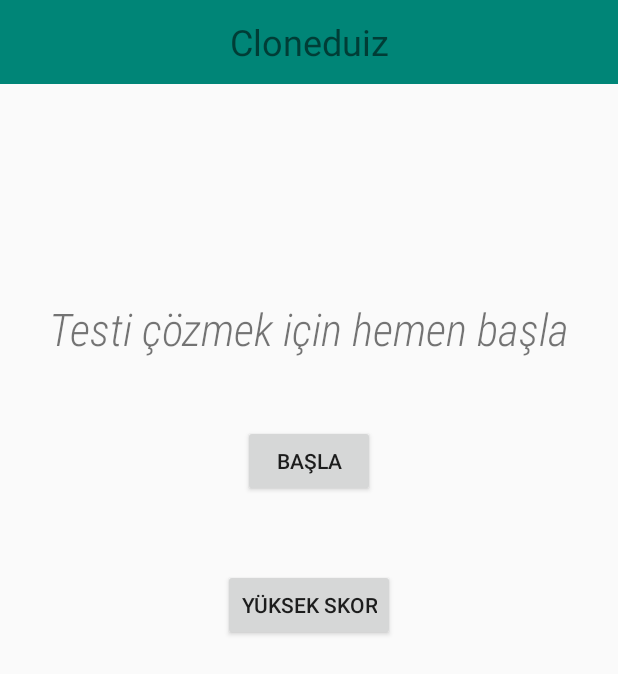
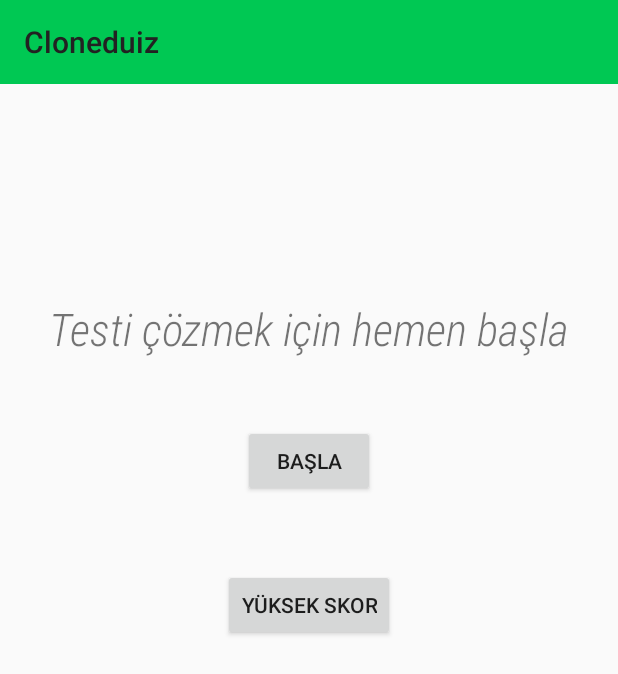
Before and after one commit to meteyldrm/Cloneduiz, an Android app: the screen it shows after launch (MainActivity), on a phone screen of 412 x 824 dp. Shown: the top 674 px of the screen. Run offline under Robolectric (Android 15) with nearby library versions, the phone set to English and light mode, and no system bars.

Commit message:
Add theme

```diff
--- a/app/src/main/AndroidManifest.xml
+++ b/app/src/main/AndroidManifest.xml
@@ -5,6 +5,7 @@
     <application
         android:allowBackup="false"
         android:icon="@mipmap/ic_launcher"
+        android:roundIcon="@mipmap/ic_launcher_round"
         android:label="@string/app_name"
         android:supportsRtl="true"
         android:theme="@style/AppTheme">
@@ -13,7 +14,9 @@
                 <action android:name="android.intent.action.VIEW"/>
             </intent-filter>
         </activity>
-        <activity android:name=".activity.SplashActivity">
+        <activity android:name=".activity.SplashActivity"
+            android:theme="@style/SplashTheme"
+            android:noHistory="true">
             <intent-filter>
                 <category android:name="android.intent.category.LAUNCHER"/>
                 <action android:name="android.intent.action.MAIN"/>
--- a/app/src/main/java/com/meteyldrm/cloneduiz/activity/MainActivity.java
+++ b/app/src/main/java/com/meteyldrm/cloneduiz/activity/MainActivity.java
@@ -1,24 +1,27 @@
 package com.meteyldrm.cloneduiz.activity;
 
 import androidx.appcompat.app.AppCompatActivity;
+import androidx.appcompat.widget.Toolbar;
 
 import android.content.Intent;
 import android.os.Bundle;
 import android.view.View;
-import android.widget.TextView;
 
 import com.meteyldrm.cloneduiz.R;
 
 public class MainActivity extends AppCompatActivity {
+
+	Toolbar toolbar;
 
 	@Override
 	protected void onCreate(Bundle savedInstanceState) {
 		super.onCreate(savedInstanceState);
 		setContentView(R.layout.activity_main);
 
-		TextView title = findViewById(R.id.toolbar).findViewById(R.id.toolbar_title);
-		title.setTextSize((float) 24.0);
-		title.setText(R.string.app_name);
+		toolbar = findViewById(R.id.toolbar);
+
+		setSupportActionBar(toolbar);
+		getSupportActionBar().setTitle(R.string.app_name);
 
 		findViewById(R.id.button_main_start).setOnClickListener(new View.OnClickListener() {
 			@Override
@@ -27,7 +30,6 @@ public class MainActivity extends AppCompatActivity {
 			}
 		});
 
-
 	}
 
 	public void launchPresentationSelectionActivity(){
--- a/app/src/main/java/com/meteyldrm/cloneduiz/activity/PresentationSelectionActivity.java
+++ b/app/src/main/java/com/meteyldrm/cloneduiz/activity/PresentationSelectionActivity.java
@@ -1,7 +1,6 @@
 package com.meteyldrm.cloneduiz.activity;
 
 import android.os.Bundle;
-import android.widget.TextView;
 
 import androidx.appcompat.widget.Toolbar;
 
@@ -21,7 +20,7 @@ public class PresentationSelectionActivity extends AppCompatActivity {
 		setContentView(R.layout.activity_presentation_selection);
 
 		toolbar = findViewById(R.id.toolbar);
-		((TextView) toolbar.findViewById(R.id.toolbar_title)).setText(R.string.set_presentation);
+		/*((TextView) toolbar.findViewById(R.id.toolbar_title)).setText(R.string.set_presentation);*/
 
 
 	}
--- a/app/src/main/java/com/meteyldrm/cloneduiz/activity/SplashActivity.java
+++ b/app/src/main/java/com/meteyldrm/cloneduiz/activity/SplashActivity.java
@@ -22,7 +22,7 @@ public class SplashActivity extends AppCompatActivity {
 	public void onCreate(@Nullable Bundle savedInstanceState) {
 		super.onCreate(savedInstanceState);
 		setContentView(R.layout.activity_splash);
-		findViewById(R.id.activitySplashLayout).setBackgroundColor(ContextCompat.getColor(this, R.color.cloneduizAccent));
+		findViewById(R.id.activitySplashLayout).setBackgroundColor(ContextCompat.getColor(this, R.color.colorAccent));
 
 		handler = new Handler();
 		handler.postDelayed(new Runnable() {
@@ -40,7 +40,7 @@ public class SplashActivity extends AppCompatActivity {
 
 	private void launchMainActivity(){
 		Intent intent = new Intent(this, MainActivity.class);
+		intent.setFlags(Intent.FLAG_ACTIVITY_NO_ANIMATION);
 		startActivity(intent);
-		finish();
 	}
 }
--- a/app/src/main/res/layout/activity_main.xml
+++ b/app/src/main/res/layout/activity_main.xml
@@ -5,7 +5,21 @@
     android:layout_width="match_parent"
     android:layout_height="match_parent"
     tools:context=".activity.MainActivity">
-    <include layout="@layout/component_toolbar"/>
+
+    <androidx.appcompat.widget.Toolbar
+        android:id="@+id/toolbar"
+        android:layout_width="match_parent"
+        android:layout_height="wrap_content"
+        android:theme="@style/AppTheme"
+        android:background="@color/colorPrimary"
+        android:minHeight="?attr/actionBarSize"
+        app:layout_constraintStart_toStartOf="parent"
+        app:layout_constraintTop_toTopOf="parent"
+        app:layout_constraintEnd_toEndOf="parent"
+        app:title="@string/app_name"
+        app:titleTextColor="@color/gray">
+
+    </androidx.appcompat.widget.Toolbar>
 
     <TextView
         android:id="@+id/activityMainTextViewPrompt"
--- a/app/src/main/res/layout/component_toolbar.xml
+++ b/app/src/main/res/layout/component_toolbar.xml
@@ -6,30 +6,6 @@
     android:layout_width="match_parent"
     android:layout_height="match_parent">
 
-    <androidx.appcompat.widget.Toolbar
-        android:id="@+id/toolbar"
-        android:layout_width="match_parent"
-        android:layout_height="wrap_content"
-        android:background="?attr/colorPrimary"
-        android:minHeight="?attr/actionBarSize"
-        android:theme="?attr/actionBarTheme"
-        app:layout_constraintStart_toStartOf="parent"
-        app:layout_constraintTop_toTopOf="parent"
-        app:layout_constraintEnd_toEndOf="parent">
-        <androidx.constraintlayout.widget.ConstraintLayout
-            android:layout_width="match_parent"
-            android:layout_height="match_parent">
-            <TextView
-                android:id="@+id/toolbar_title"
-                android:layout_width="wrap_content"
-                android:layout_height="match_parent"
-                app:layout_constraintTop_toTopOf="parent"
-                app:layout_constraintBottom_toBottomOf="parent"
-                app:layout_constraintEnd_toEndOf="parent"
-                app:layout_constraintStart_toStartOf="parent"
-                />
-        </androidx.constraintlayout.widget.ConstraintLayout>
 
-    </androidx.appcompat.widget.Toolbar>
 
 </androidx.constraintlayout.widget.ConstraintLayout>
--- a/app/src/main/res/values/colors.xml
+++ b/app/src/main/res/values/colors.xml
@@ -1,8 +1,11 @@
 <?xml version="1.0" encoding="utf-8"?>
 <resources>
-    <color name="colorPrimary">#008577</color>
-    <color name="colorPrimaryDark">#00574B</color>
-    <color name="colorAccent">#D81B60</color>
-    <color name="cloneduizPrimary">#95500B</color>
-    <color name="cloneduizAccent">#99E3EE</color>
+    <color name="colorPrimary">#00c853</color>
+    <color name="colorPrimaryDark">#009624</color>
+    <color name="colorAccent">#00b8d4</color>
+    <color name="colorAccentDark">#0088a3</color>
+    <color name="white">#ffffff</color>
+    <color name="black">#000000</color>
+    <color name="gray">#222222</color>
+    <color name="transparent">@android:color/transparent</color>
 </resources>
--- a/app/src/main/res/values/styles.xml
+++ b/app/src/main/res/values/styles.xml
@@ -4,12 +4,14 @@
     <style name="AppTheme" parent="Theme.AppCompat.Light.NoActionBar">
         <!-- Customize your theme here. -->
         <item name="android:windowDisablePreview">true</item>
-        <item name="windowActionBar">false</item>
-        <item name="windowNoTitle">true</item>
-        <item name="toolbarStyle">@style/AppTheme</item>
         <item name="colorPrimary">@color/colorPrimary</item>
         <item name="colorPrimaryDark">@color/colorPrimaryDark</item>
         <item name="colorAccent">@color/colorAccent</item>
     </style>
 
+    <style name="SplashTheme" parent="Theme.AppCompat.Light.NoActionBar">
+        <item name="android:statusBarColor">@color/colorAccentDark</item>
+        <item name="android:background">@color/colorAccent</item>
+    </style>
+
 </resources>
```
Also changed, not shown: app/src/main/res/layout/activity_presentation_selection.xml (+12 -2 lines).
